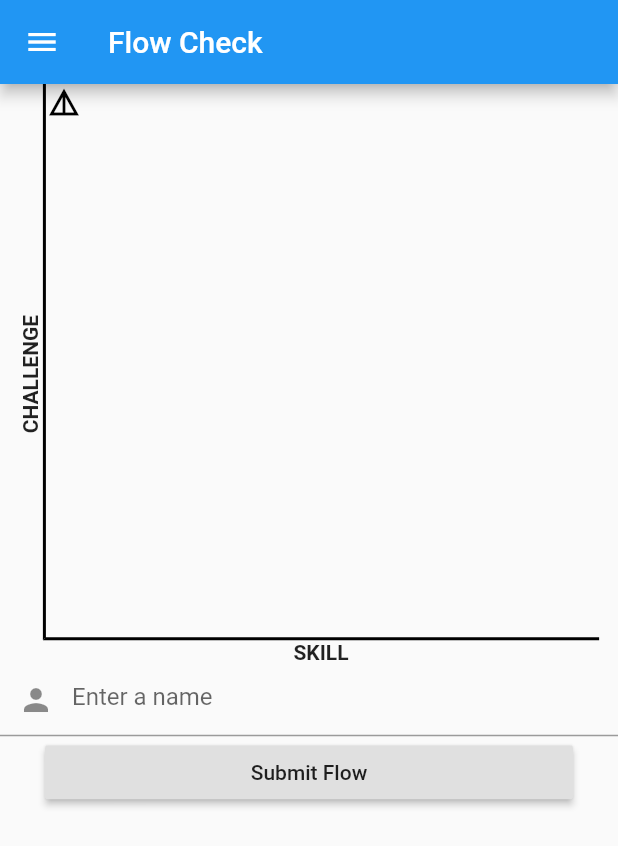
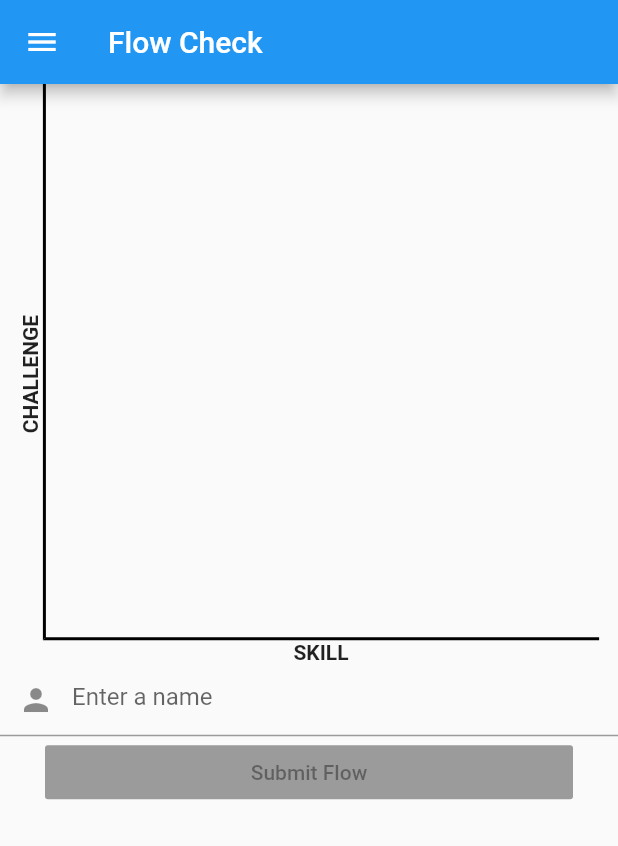
Before and after one commit to aaronmyatt/flow_check, a Flutter app: the screen it shows after launch, on a phone screen of 412 x 824 dp. Shown: the top 846 px of the screen. Run offline on Flutter 3.47's test engine with Material 2 defaults, Android fonts, the phone set to English and light mode, and no system bars; our stand-ins replace rxdart.

Commit message:
Lots of changes!

```diff
--- /dev/null
+++ b/lib/error_stream.dart
@@ -0,0 +1,29 @@
+import 'dart:developer';
+import 'package:rxdart/subjects.dart' show PublishSubject;
+
+
+class AppErrorStream {
+  static final AppErrorStream _instance = AppErrorStream._internal();
+  factory AppErrorStream() => _instance;
+
+  String name;
+  PublishSubject<String> subject = PublishSubject<String>();
+
+  AppErrorStream._internal() {
+    subject.listen((String data) {
+      log(data.toString(), name: "AppErrorStream");
+    });
+  }
+
+
+  void process(String message)
+  {
+    subject.add(message);
+  }
+
+
+  Stream<String> get getStream
+  {
+    return subject.stream;
+  }
+}
--- a/lib/graph.dart
+++ b/lib/graph.dart
@@ -1,14 +1,13 @@
 import 'package:flutter/material.dart';
 
+import 'offset_stream.dart';
+
 class Graph extends StatelessWidget {
-  final offsetStream;
-
-  Graph(this.offsetStream);
 
   @override
   Widget build(BuildContext context) {
     return StreamBuilder(
-        stream: offsetStream.getResults,
+        stream: OffsetStream().getStream,
         builder: (BuildContext context, AsyncSnapshot<Offset> snapshot) {
           return _graph(context, snapshot.data ?? Offset(0, 0));
         });
@@ -42,7 +41,10 @@ class Graph extends StatelessWidget {
           children: <Widget>[
             GestureDetector(
               onTapDown: (TapDownDetails details) {
-                offsetStream.process(details.localPosition);
+                if(details.localPosition == Offset(0.0, 0.0)) {
+                } else {
+                  OffsetStream().process(details.localPosition);
+                }
               },
               child: Container(
                 padding:
@@ -50,7 +52,7 @@ class Graph extends StatelessWidget {
                     EdgeInsets.only(
                         top: getYPosition(tapPosition),
                         left: getXPosition(tapPosition)),
-                child: _pointer2,
+                child: tapPosition == Offset(0.0, 0.0) ? null : _pointer2,
                 width: MediaQuery.of(context).size.width * 0.9,
                 height: MediaQuery.of(context).size.width * 0.9,
                 decoration: BoxDecoration(
@@ -88,3 +90,5 @@ class Graph extends StatelessWidget {
     }
   }
 }
+
+CustomPaint();
--- a/lib/home_page.dart
+++ b/lib/home_page.dart
@@ -1,12 +1,13 @@
+import 'package:flow_check/offset_stream.dart';
+
+import 'name_stream.dart';
 import 'package:flutter/material.dart';
 import 'graph.dart' as graph;
 
 class HomePage extends StatelessWidget {
   final String title;
-  final offsetStream;
-  final nameStream;
 
-  HomePage(this.title, this.offsetStream, this.nameStream);
+  HomePage(this.title);
 
   @override
   Widget build(BuildContext context) {
@@ -35,20 +36,14 @@ class HomePage extends StatelessWidget {
         ),
       ),
       body: Column(
-        children: <Widget>[
-          graph.Graph(this.offsetStream),
-          NameInput(nameStream)
-        ],
+        children: <Widget>[graph.Graph(), NameInput()],
       ),
     );
   }
 }
 
 class NameInput extends StatelessWidget {
-  final nameStream;
   final TextEditingController textController = TextEditingController();
-
-  NameInput(this.nameStream);
 
   @override
   Widget build(BuildContext context) {
@@ -66,17 +61,15 @@ class NameInput extends StatelessWidget {
           Row(
             children: <Widget>[
               Expanded(
-                child: Padding(
-                  padding: const EdgeInsets.only(left: 30, right: 30),
-                  child: RaisedButton(
-                    child: Text('Submit Flow'),
-                    onPressed: () {
-                      if (textController.text != null) {
-                        nameStream.process(textController.text);
-                        textController.clear();
-                      }
-                    },
-                  ),
+                child: StreamBuilder(
+                  stream: OffsetStream().getStream,
+                  builder: (context, snapshot) {
+                    if (!snapshot.hasData || snapshot.data == Offset(0.0, 0.0)) {
+                      return InactiveButton();
+                    } else {
+                      return ActiveButton(textController: textController);
+                    }
+                  },
                 ),
               ),
             ],
@@ -86,3 +79,43 @@ class NameInput extends StatelessWidget {
     );
   }
 }
+
+class ActiveButton extends StatelessWidget {
+  const ActiveButton({
+    Key key,
+    @required this.textController,
+  }) : super(key: key);
+
+  final TextEditingController textController;
+
+  @override
+  Widget build(BuildContext context) {
+    return Padding(
+      padding: const EdgeInsets.only(left: 30, right: 30),
+      child: RaisedButton(
+        child: Text('Submit Flow'),
+        onPressed: () {
+          if (textController.text == null || textController.text == "") {
+          } else {
+            NameStream().process(textController.text);
+            textController.clear();
+            FocusScope.of(context).requestFocus(new FocusNode());
+          }
+        },
+      ),
+    );
+  }
+}
+
+class InactiveButton extends StatelessWidget {
+  @override
+  Widget build(BuildContext context) {
+    return Padding(
+      padding: const EdgeInsets.only(left: 30, right: 30),
+      child: RaisedButton(
+        child: Text('Submit Flow'),
+        onPressed: null,
+      ),
+    );
+  }
+}
--- a/lib/main.dart
+++ b/lib/main.dart
@@ -1,22 +1,25 @@
-import 'package:flow_check/name_offset_stream.dart';
 import 'package:flutter/material.dart';
+import 'home_page.dart' as home;
+import 'flow_list_page.dart' as flow_list;
+
 import 'name_stream.dart';
 import 'offset_stream.dart';
 import 'name_offset_stream.dart';
-import 'home_page.dart' as home;
-import 'flow_list_page.dart' as flow_list;
+import 'error_stream.dart';
 
 void main() => runApp(FlowCheck());
 
 class FlowCheck extends StatelessWidget {
 
-  // This widget is the root of your application.
+  FlowCheck(){
+    AppErrorStream();
+    NameStream();
+    OffsetStream();
+    NameOffsetStream();
+  }
+
   @override
   Widget build(BuildContext context) {
-    NameStream nameStream = NameStream();
-    OffsetStream offsetStream = OffsetStream();
-    NameOffsetStream nameOffsetStream = NameOffsetStream(nameStream.getResults, offsetStream.getResults);
-
     return MaterialApp(
         title: 'Flow Check',
         theme: ThemeData(
@@ -24,8 +27,8 @@ class FlowCheck extends StatelessWidget {
         ),
         initialRoute: '/',
         routes: {
-          '/': (_) => home.HomePage('Flow Check', offsetStream, nameStream),
-          '/list': (_) => flow_list.FlowListPage(nameOffsetStream),
+          '/': (_) => home.HomePage('Flow Check'),
+          '/list': (_) => flow_list.FlowListPage(),
         });
   }
 }
--- a/lib/name_offset_stream.dart
+++ b/lib/name_offset_stream.dart
@@ -1,34 +1,59 @@
-import 'package:rxdart/subjects.dart' show ReplaySubject;
+import 'dart:developer';
+import 'package:rxdart/rxdart.dart';
+import 'package:rxdart/subjects.dart' show BehaviorSubject;
 import 'package:rxdart/rxdart.dart' show ZipStream;
 import 'package:flutter/widgets.dart';
+
+import 'name_stream.dart';
+import 'offset_stream.dart';
 
 class NameOffset {
   final String name;
   final Offset offset;
 
-  NameOffset({this.name = '', this.offset = const Offset(0.0, 0.0)});
+  NameOffset({this.name = '', this.offset})
+      : assert(offset != Offset(0.0, 0.0));
+
+  @override
+  String toString() {
+    return "$name :: X=${offset.dx}/Y=${offset.dy}";
+  }
 }
 
 class NameOffsetStream {
+  static final NameOffsetStream _instance = NameOffsetStream._internal();
+
+  factory NameOffsetStream() => _instance;
+
   List<NameOffset> _state = [];
-  final Stream<String> nameStream;
-  final Stream<Offset> offsetStream;
-  ReplaySubject<List<NameOffset>> nameOffset = ReplaySubject<List<NameOffset>>();
+  BehaviorSubject<List<NameOffset>> subject =
+      BehaviorSubject<List<NameOffset>>();
 
-  NameOffsetStream(this.nameStream, this.offsetStream){
-    nameOffset.add(_state);
-    ZipStream.zip2(this.nameStream, this.offsetStream,
-        (String name, Offset offset) {
-      return NameOffset(name: name, offset: offset);
-    }).listen(onData);
+  NameOffsetStream._internal() {
+    ZipStream.zip2(
+      NameStream().getStream,
+      OffsetStream().getStream.where((Offset offset) {
+        return offset != Offset.zero;
+      }),
+      _buildNameOffset,
+    ).listen(onData);
   }
 
-  Stream get getResults {
-    return nameOffset.stream;
+  Stream get getStream {
+    return subject.stream;
   }
 
-  void onData (NameOffset data) {
-      _state.add(data);
-      nameOffset.sink.add(_state);
+  void onData(NameOffset data) {
+    _state.add(data);
+    for (NameOffset i in _state) {
+      log(i.toString(), name: "NameOffsetStream::onData");
+    }
+    subject.sink.add(_state);
+
+    OffsetStream().reset();
+  }
+
+  NameOffset _buildNameOffset(String name, Offset offset) {
+    return NameOffset(name: name, offset: offset);
   }
 }
--- a/lib/name_stream.dart
+++ b/lib/name_stream.dart
@@ -1,16 +1,29 @@
-import 'package:rxdart/subjects.dart' show ReplaySubject;
+import 'dart:developer';
+import 'package:rxdart/subjects.dart' show PublishSubject;
 
 
 class NameStream {
-  ReplaySubject<String> subject = ReplaySubject<String>();
+  static final NameStream _instance = NameStream._internal();
+  factory NameStream() => _instance;
+
+  String name;
+  PublishSubject<String> subject;
+
+  NameStream._internal() {
+    subject = PublishSubject<String>();
+    subject.listen((String data) {
+      log(data.toString(), name: "NameStream");
+    });
+  }
+
 
   void process(String name)
   {
-    subject.add(name);
+    subject.sink.add(name);
   }
 
 
-  Stream<String> get getResults
+  Stream<String> get getStream
   {
     return subject.stream;
   }
--- a/lib/offset_stream.dart
+++ b/lib/offset_stream.dart
@@ -1,17 +1,33 @@
-import 'package:flutter/widgets.dart';
-import 'package:rxdart/subjects.dart' show ReplaySubject;
+import 'dart:developer';
+import 'package:flutter/widgets.dart' show Offset;
+import 'package:rxdart/subjects.dart' show PublishSubject;
 
 class OffsetStream {
-  ReplaySubject<Offset> subject = ReplaySubject<Offset>();
+  static final OffsetStream _instance = OffsetStream._internal();
+  factory OffsetStream() => _instance;
+
+  String name;
+  PublishSubject<Offset> subject;
+
+  OffsetStream._internal() {
+    subject = PublishSubject<Offset>();
+    subject.listen((Offset data) {
+      log(data.toString(), name: "OffsetStream");
+    });
+  }
 
   void process(Offset offset)
   {
-    subject.add(offset);
+    subject.sink.add(offset);
   }
 
 
-  Stream<Offset> get getResults
+  Stream<Offset> get getStream
   {
     return subject.stream;
   }
+
+  void reset(){
+    OffsetStream().process(Offset(0.0, 0.0));
+  }
 }
```
Also changed, not shown: lib/flow_list_page.dart (+18 -7 lines), 1 other file.
